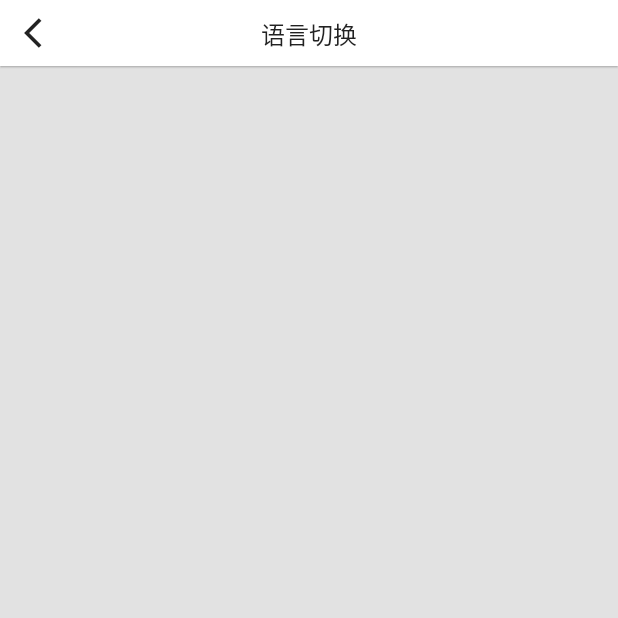
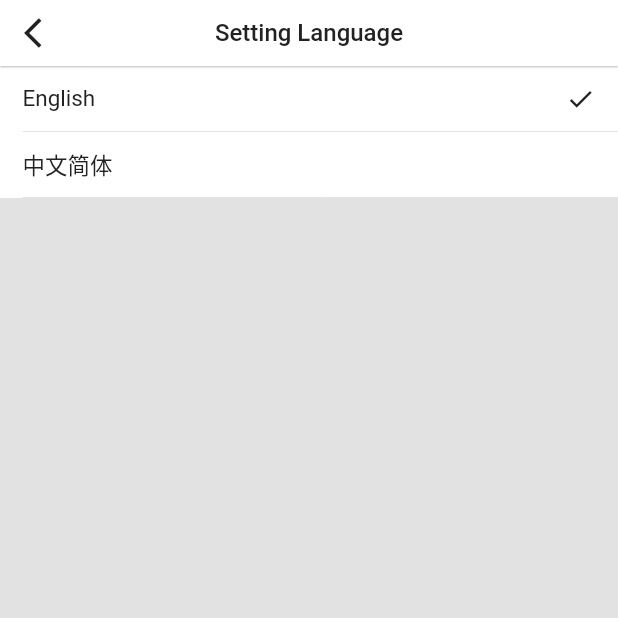
Before and after one commit to izsm/V2EX, a Flutter app: the LanguagePage screen opened directly, on a phone screen of 412 x 824 dp, the top half of it. Run offline on Flutter 3.47's test engine with Material 2 defaults, Android fonts, the phone set to English and light mode, and no system bars; our stand-ins replace shared_preferences; accounts and stored records are empty.

Commit message:
[commit]: 适配多语言

```diff
--- a/v2ex/lib/classes/profile/modular/language/language_page.dart
+++ b/v2ex/lib/classes/profile/modular/language/language_page.dart
@@ -1,5 +1,9 @@
 import 'package:flutter/material.dart';
+import 'package:provider/provider.dart';
+import 'package:v2ex/common/localized.dart';
+import 'package:v2ex/i10n/localization_intl.dart';
 import 'package:v2ex/widgets/base_scaffold.dart';
+import 'package:v2ex/common/color_ext.dart';
 
 class LanguagePage extends StatefulWidget {
   const LanguagePage({super.key});
@@ -9,11 +13,82 @@ class LanguagePage extends StatefulWidget {
 }
 
 class _LanguagePageState extends State<LanguagePage> {
+
+  // 选择的语言
+  String _selectLocale = '';
+  late Localized _localeModel;
+  late VLocalizations _localization;
+  List<Locale> _supportedLocales = [];
+
   @override
   Widget build(BuildContext context) {
-    return const BaseScaffold(
-      title: '语言切换',
-      body: Center(),
+    _localeModel = Provider.of<Localized>(context);
+    if (_selectLocale.isEmpty) {
+      _selectLocale = _localeModel.locale;
+    }
+    _localization = VLocalizations.of(context);
+    _supportedLocales = _localeModel.supportedLocales;
+    return BaseScaffold(
+      title: _localization.languageSetting,
+      rightItems: _navRightItems(),
+      body: _content(),
+    );
+  }
+
+  List<Widget> _navRightItems() {
+    return [
+      Padding(
+        padding: const EdgeInsets.only(right: 15),
+        child: _selectLocale == _localeModel.locale ? null : Center(
+          child: GestureDetector(
+            child: Text(_localization.confirm, style: TextStyle(color: C.c222222, fontSize: 15)),
+            onTap: () {
+              _localeModel.change = _selectLocale;
+            },
+          ),
+        )
+      )
+    ];
+  }
+
+  Widget _content() {
+    return ListView.builder(
+      itemCount: _supportedLocales.length,
+      itemExtent: 44,
+      itemBuilder: ((context, index) {
+        return GestureDetector(
+          child: Container(
+            color: Colors.white,
+              padding: const EdgeInsets.only(left: 15),
+              child: Column(
+              children: [
+                Expanded(
+                  child: Row(
+                    children: [
+                      Expanded(
+                        child: Text(
+                          _localeModel.dispalyName(_supportedLocales[index].toString()),
+                          style: TextStyle(color: C.c222222, fontSize: 15)
+                        )
+                      ),
+                      Padding(
+                        padding: const EdgeInsets.only(right: 15),
+                        child: _selectLocale == _supportedLocales[index].toString() ? Icon(Icons.check, size: 20, color: C.c222222) : null
+                      )
+                    ],
+                  ),
+                ),
+                Divider(color: C.line, height: 0.5,)
+              ]
+            )
+          ),
+          onTap: () {
+            setState(() {
+              _selectLocale = _supportedLocales[index].toString();
+            });
+          },
+        );
+      })
     );
   }
 }
--- a/v2ex/lib/classes/profile/pages/profile_page.dart
+++ b/v2ex/lib/classes/profile/pages/profile_page.dart
@@ -1,4 +1,5 @@
 import 'package:flutter/material.dart';
+import 'package:v2ex/i10n/localization_intl.dart';
 import 'package:v2ex/widgets/base_scaffold.dart';
 import '../../../common/color_ext.dart';
 
@@ -12,12 +13,13 @@ class ProfilePage extends StatefulWidget {
 class _ProfilePageState extends State<ProfilePage> {
   @override
   Widget build(BuildContext context) {
+    VLocalizations localization = VLocalizations.of(context);
     return BaseScaffold(
-      title: '我的',
+      title: localization.profile,
       isShowDefaultLeftItem: false,
       body: Center(
         child: TextButton(
-          child: Text('语言', style: TextStyle(color: C.c666666),),
+          child: Text('${localization.languageSetting}${localization.test}', style: TextStyle(color: C.c666666),),
           onPressed: () {
             Navigator.pushNamed(context, '/language');
           },
--- /dev/null
+++ b/v2ex/lib/common/global_change_notifier.dart
@@ -0,0 +1,16 @@
+import 'package:flutter/material.dart';
+import 'package:v2ex/common/global.dart';
+import 'package:v2ex/common/global_info.dart';
+
+class GlobalChangeNotifier extends ChangeNotifier {
+
+  GlobalInfo get globalInfo => Global.globalInfo;
+
+  @override
+  void notifyListeners() {
+    // 保存GlobalInfo变更
+    Global.saveGlobalInfo();
+     //通知依赖的Widget更新
+    super.notifyListeners();
+  }
+}
--- /dev/null
+++ b/v2ex/lib/common/localized.dart
@@ -0,0 +1,51 @@
+
+import 'package:flutter/material.dart';
+import 'package:v2ex/common/global_change_notifier.dart';
+
+class Localized extends GlobalChangeNotifier {
+
+  // 获取当前用户的APP语言配置Locale类，如果为null，则en_US
+  Locale getLocale() {
+    var locale = 'en_US';
+    if (globalInfo.locale.isNotEmpty) {
+      locale = globalInfo.locale;
+    }
+    var t = locale.split("_");
+    return Locale(t[0], t[1]);
+  }
+
+  // 获取当前Locale的字符串表示
+  String get locale => globalInfo.locale;
+
+  // 用户改变APP语言后，通知依赖项更新，新语言会立即生效
+  set change(String locale) {
+    if (locale != globalInfo.locale) {
+      globalInfo.locale = locale;
+      notifyListeners();
+    }
+  }
+
+   List<Locale> get supportedLocales {
+    return const [
+      Locale('en', 'US'), // 美国英语
+      Locale('zh', 'CN'), // 中文简体
+    ];
+  }
+
+  String dispalyName(String code) {
+    switch (code) {
+      case 'en_US':
+        return 'English';
+      case 'zh_CN':
+        return '中文简体';
+      default:
+      return code;
+    }
+  }
+}
+
+class LocaleModel {
+  String code;
+  String name;
+  LocaleModel({required this.code, required this.name});
+}
--- /dev/null
+++ b/v2ex/lib/i10n/localization_delegate.dart
@@ -0,0 +1,29 @@
+import 'package:flutter/material.dart';
+import 'localization_intl.dart';
+
+class VLocalizationsDelegate extends LocalizationsDelegate<VLocalizations> {
+
+  const VLocalizationsDelegate();
+
+  // Flutter会调用此类加载相应的Locale资源类
+  @override
+  Future<VLocalizations> load(Locale locale) {
+    return VLocalizations.load(locale);
+  }
+
+  // //是否支持某个Local
+  @override
+  bool isSupported(Locale locale) {
+    return [
+      'zh',
+      'en'
+    ].contains(locale.languageCode);
+  }
+
+  // 当Localizations Widget重新build时，是否调用load重新加载Locale资源.
+  @override
+  bool shouldReload(VLocalizationsDelegate old) {
+    return false;
+  }
+
+}
--- a/v2ex/lib/widgets/ui_navigation_bar.dart
+++ b/v2ex/lib/widgets/ui_navigation_bar.dart
@@ -38,9 +38,9 @@ class UINavigationBar extends StatefulWidget implements PreferredSizeWidget {
 class _UINavigationBarState extends State<UINavigationBar> {
 
   Widget? title;
+
   @override
-  void initState() {
-    super.initState();
+  Widget build(BuildContext context) {
     if (widget.title != null) {
       title = Text(
         widget.title!,
@@ -50,10 +50,7 @@ class _UINavigationBarState extends State<UINavigationBar> {
     if (widget.titleWidget != null) {
       title = widget.titleWidget;
     }
-  }
 
-  @override
-  Widget build(BuildContext context) {
     return AppBar(
       title: title,
       centerTitle: widget.centerTitle,
```
Also changed, not shown: v2ex/i10n-arb/intl_en_US.arb (added, +39 -0 lines), v2ex/i10n-arb/intl_messages.arb (added, +39 -0 lines), v2ex/lib/classes/home/home_page.dart (+5 -3 lines), v2ex/lib/common/adapt.dart (added, +38 -0 lines), v2ex/lib/common/global.dart (added, +29 -0 lines), v2ex/lib/common/global_info.dart (added, +18 -0 lines), v2ex/lib/i10n/localization_intl.dart (added, +63 -0 lines), v2ex/lib/i10n/messages_all.dart (added, +68 -0 lines), v2ex/lib/i10n/messages_en_US.dart (added, +31 -0 lines), v2ex/lib/i10n/messages_messages.dart (added, +31 -0 lines), v2ex/lib/main.dart (+34 -13 lines), v2ex/lib/main/main_page.dart (+11 -9 lines), v2ex/pubspec.yaml (+6 -7 lines), 8 other files.
